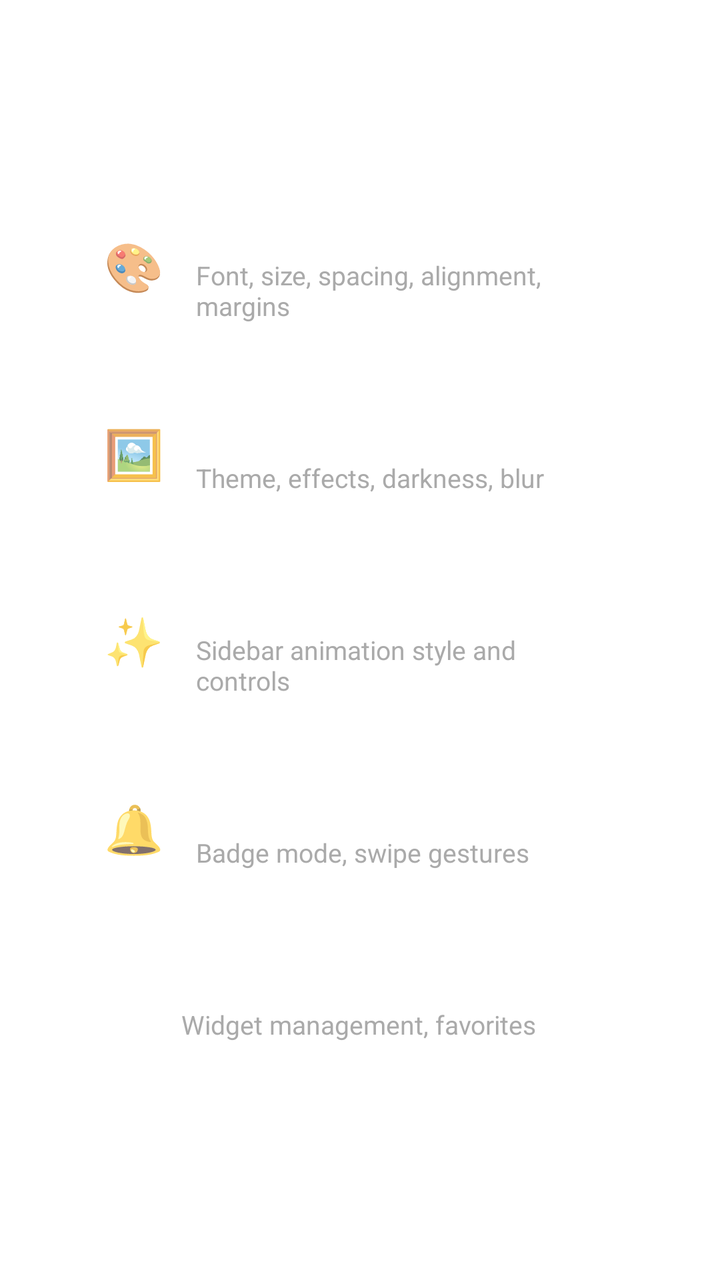
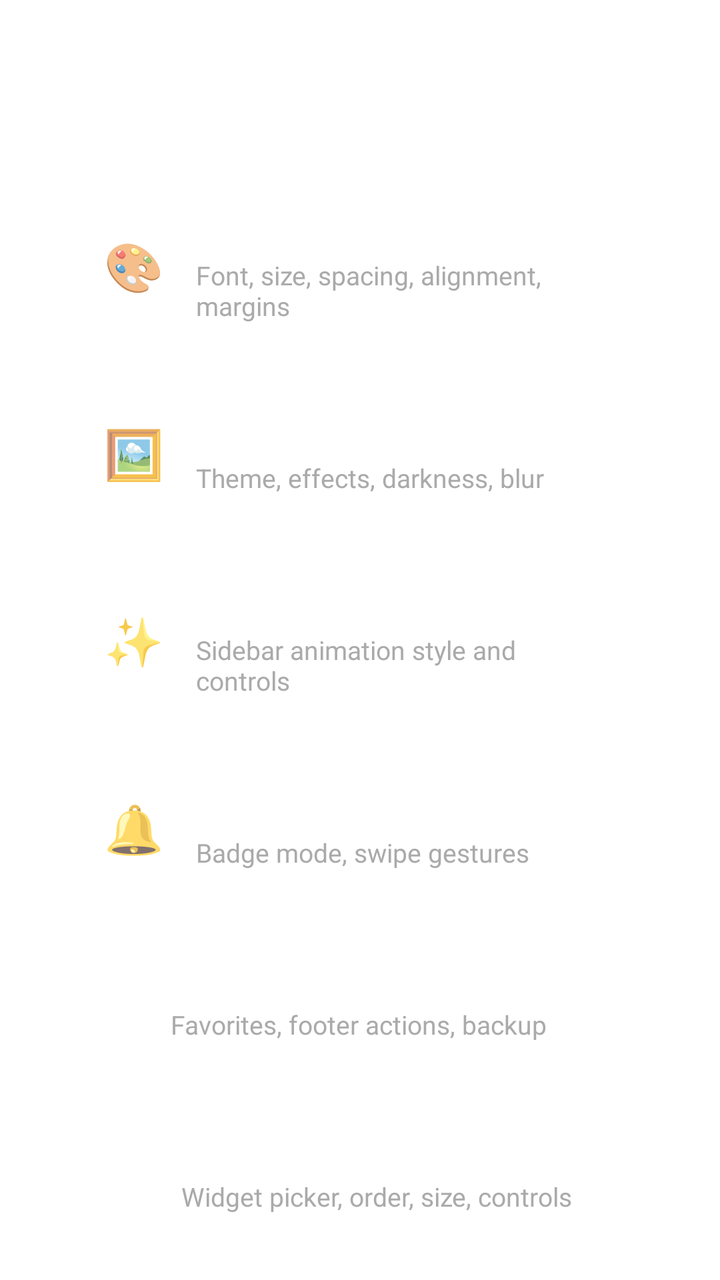

Before-and-after screenshots of an Android layout around one commit, followed by the original layout XML and the change that was made.
<!-- AndroidManifest.xml: application theme Theme.ALauncher -->
<!-- res/layout/fragment_settings_menu.xml -->
<?xml version="1.0" encoding="utf-8"?>
<ScrollView xmlns:android="http://schemas.android.com/apk/res/android"
    android:layout_width="match_parent"
    android:layout_height="match_parent"
    android:fillViewport="true">

    <LinearLayout
        android:layout_width="match_parent"
        android:layout_height="wrap_content"
        android:orientation="vertical"
        android:padding="32dp">

        <TextView
            android:layout_width="wrap_content"
            android:layout_height="wrap_content"
            android:text="Settings"
            android:textColor="#FFFFFF"
            android:textSize="24sp"
            android:textStyle="bold"
            android:layout_marginBottom="24dp" />

        <LinearLayout
            android:id="@+id/cardAppearance"
            android:layout_width="match_parent"
            android:layout_height="wrap_content"
            android:orientation="horizontal"
            android:gravity="center_vertical"
            android:background="#22FFFFFF"
            android:paddingHorizontal="20dp"
            android:paddingVertical="16dp"
            android:layout_marginBottom="12dp"
            android:clickable="true"
            android:focusable="true">

            <TextView
                android:layout_width="wrap_content"
                android:layout_height="wrap_content"
                android:text="🎨"
                android:textSize="24sp"
                android:layout_marginEnd="16dp" />

            <LinearLayout
                android:layout_width="0dp"
                android:layout_height="wrap_content"
                android:layout_weight="1"
                android:orientation="vertical">

                <TextView
                    android:layout_width="wrap_content"
                    android:layout_height="wrap_content"
                    android:text="Appearance"
                    android:textColor="#FFFFFF"
                    android:textSize="18sp"
                    android:textStyle="bold" />

                <TextView
                    android:layout_width="wrap_content"
                    android:layout_height="wrap_content"
                    android:text="Font, size, spacing, alignment, margins"
                    android:textColor="#AAAAAA"
                    android:textSize="13sp" />
            </LinearLayout>
        </LinearLayout>

        <LinearLayout
            android:id="@+id/cardWallpaper"
            android:layout_width="match_parent"
            android:layout_height="wrap_content"
            android:orientation="horizontal"
            android:gravity="center_vertical"
            android:background="#22FFFFFF"
            android:paddingHorizontal="20dp"
            android:paddingVertical="16dp"
            android:layout_marginBottom="12dp"
            android:clickable="true"
            android:focusable="true">

            <TextView
                android:layout_width="wrap_content"
                android:layout_height="wrap_content"
                android:text="🖼"
                android:textSize="24sp"
                android:layout_marginEnd="16dp" />

            <LinearLayout
                android:layout_width="0dp"
                android:layout_height="wrap_content"
                android:layout_weight="1"
                android:orientation="vertical">

                <TextView
                    android:layout_width="wrap_content"
                    android:layout_height="wrap_content"
                    android:text="Wallpaper"
                    android:textColor="#FFFFFF"
                    android:textSize="18sp"
                    android:textStyle="bold" />

                <TextView
                    android:layout_width="wrap_content"
                    android:layout_height="wrap_content"
                    android:text="Theme, effects, darkness, blur"
                    android:textColor="#AAAAAA"
                    android:textSize="13sp" />
            </LinearLayout>
        </LinearLayout>

        <LinearLayout
            android:id="@+id/cardAnimations"
            android:layout_width="match_parent"
            android:layout_height="wrap_content"
            android:orientation="horizontal"
            android:gravity="center_vertical"
            android:background="#22FFFFFF"
            android:paddingHorizontal="20dp"
            android:paddingVertical="16dp"
            android:layout_marginBottom="12dp"
            android:clickable="true"
            android:focusable="true">

            <TextView
                android:layout_width="wrap_content"
                android:layout_height="wrap_content"
                android:text="✨"
                android:textSize="24sp"
                android:layout_marginEnd="16dp" />

            <LinearLayout
                android:layout_width="0dp"
                android:layout_height="wrap_content"
                android:layout_weight="1"
                android:orientation="vertical">

                <TextView
                    android:layout_width="wrap_content"
                    android:layout_height="wrap_content"
                    android:text="Animations"
                    android:textColor="#FFFFFF"
                    android:textSize="18sp"
                    android:textStyle="bold" />

                <TextView
                    android:layout_width="wrap_content"
                    android:layout_height="wrap_content"
                    android:text="Sidebar animation style and controls"
                    android:textColor="#AAAAAA"
                    android:textSize="13sp" />
            </LinearLayout>
        </LinearLayout>

        <LinearLayout
            android:id="@+id/cardNotifications"
            android:layout_width="match_parent"
            android:layout_height="wrap_content"
            android:orientation="horizontal"
            android:gravity="center_vertical"
            android:background="#22FFFFFF"
            android:paddingHorizontal="20dp"
            android:paddingVertical="16dp"
            android:layout_marginBottom="12dp"
            android:clickable="true"
            android:focusable="true">

            <TextView
                android:layout_width="wrap_content"
                android:layout_height="wrap_content"
                android:text="🔔"
                android:textSize="24sp"
                android:layout_marginEnd="16dp" />

            <LinearLayout
                android:layout_width="0dp"
                android:layout_height="wrap_content"
                android:layout_weight="1"
                android:orientation="vertical">

                <TextView
                    android:layout_width="wrap_content"
                    android:layout_height="wrap_content"
                    android:text="Notifications"
                    android:textColor="#FFFFFF"
                    android:textSize="18sp"
                    android:textStyle="bold" />

                <TextView
                    android:layout_width="wrap_content"
                    android:layout_height="wrap_content"
                    android:text="Badge mode, swipe gestures"
                    android:textColor="#AAAAAA"
                    android:textSize="13sp" />
            </LinearLayout>
        </LinearLayout>

        <LinearLayout
            android:id="@+id/cardWidgets"
            android:layout_width="match_parent"
            android:layout_height="wrap_content"
            android:orientation="horizontal"
            android:gravity="center_vertical"
            android:background="#22FFFFFF"
            android:paddingHorizontal="20dp"
            android:paddingVertical="16dp"
            android:layout_marginBottom="12dp"
            android:clickable="true"
            android:focusable="true">

            <TextView
                android:layout_width="wrap_content"
                android:layout_height="wrap_content"
                android:text="⚙"
                android:textSize="24sp"
                android:layout_marginEnd="16dp" />

            <LinearLayout
                android:layout_width="0dp"
                android:layout_height="wrap_content"
                android:layout_weight="1"
                android:orientation="vertical">

                <TextView
                    android:layout_width="wrap_content"
                    android:layout_height="wrap_content"
                    android:text="Widgets &amp; Home"
                    android:textColor="#FFFFFF"
                    android:textSize="18sp"
                    android:textStyle="bold" />

                <TextView
                    android:layout_width="wrap_content"
                    android:layout_height="wrap_content"
                    android:text="Widget management, favorites"
                    android:textColor="#AAAAAA"
                    android:textSize="13sp" />
            </LinearLayout>
        </LinearLayout>

    </LinearLayout>
</ScrollView>
<!-- resources referenced by this layout -->
<resources>
  <style name="Theme.ALauncher" parent="Theme.AppCompat.NoActionBar">
          <item name="android:windowBackground">@android:color/transparent</item>
          <item name="android:windowShowWallpaper">true</item>
          <item name="android:windowIsTranslucent">true</item>
      </style>
</resources>

<!-- the commit's change to res/layout/fragment_settings_menu.xml (unified diff, before → after) -->
@@ -192,6 +192,49 @@
         </LinearLayout>
 
         <LinearLayout
+            android:id="@+id/cardHome"
+            android:layout_width="match_parent"
+            android:layout_height="wrap_content"
+            android:orientation="horizontal"
+            android:gravity="center_vertical"
+            android:background="#22FFFFFF"
+            android:paddingHorizontal="20dp"
+            android:paddingVertical="16dp"
+            android:layout_marginBottom="12dp"
+            android:clickable="true"
+            android:focusable="true">
+
+            <TextView
+                android:layout_width="wrap_content"
+                android:layout_height="wrap_content"
+                android:text="⌂"
+                android:textSize="24sp"
+                android:layout_marginEnd="16dp" />
+
+            <LinearLayout
+                android:layout_width="0dp"
+                android:layout_height="wrap_content"
+                android:layout_weight="1"
+                android:orientation="vertical">
+
+                <TextView
+                    android:layout_width="wrap_content"
+                    android:layout_height="wrap_content"
+                    android:text="Home"
+                    android:textColor="#FFFFFF"
+                    android:textSize="18sp"
+                    android:textStyle="bold" />
+
+                <TextView
+                    android:layout_width="wrap_content"
+                    android:layout_height="wrap_content"
+                    android:text="Favorites, footer actions, backup"
+                    android:textColor="#AAAAAA"
+                    android:textSize="13sp" />
+            </LinearLayout>
+        </LinearLayout>
+
+        <LinearLayout
             android:id="@+id/cardWidgets"
             android:layout_width="match_parent"
             android:layout_height="wrap_content"
@@ -220,15 +263,15 @@
                 <TextView
                     android:layout_width="wrap_content"
                     android:layout_height="wrap_content"
-                    android:text="Widgets &amp; Home"
-                    android:textColor="#FFFFFF"
-                    android:textSize="18sp"
-                    android:textStyle="bold" />
-
-                <TextView
-                    android:layout_width="wrap_content"
-                    android:layout_height="wrap_content"
-                    android:text="Widget management, favorites"
+                    android:text="Widgets"
+                    android:textColor="#FFFFFF"
+                    android:textSize="18sp"
+                    android:textStyle="bold" />
+
+                <TextView
+                    android:layout_width="wrap_content"
+                    android:layout_height="wrap_content"
+                    android:text="Widget picker, order, size, controls"
                     android:textColor="#AAAAAA"
                     android:textSize="13sp" />
             </LinearLayout>
